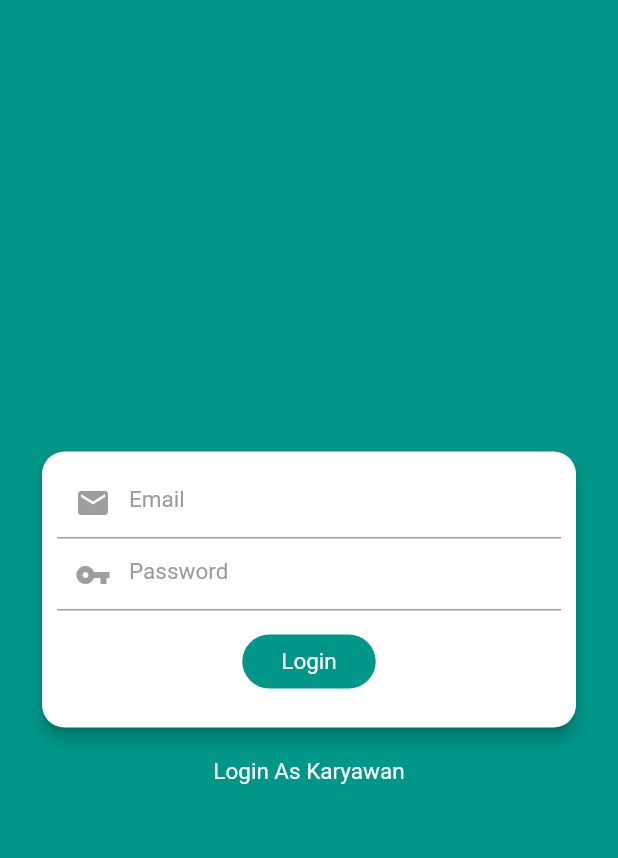
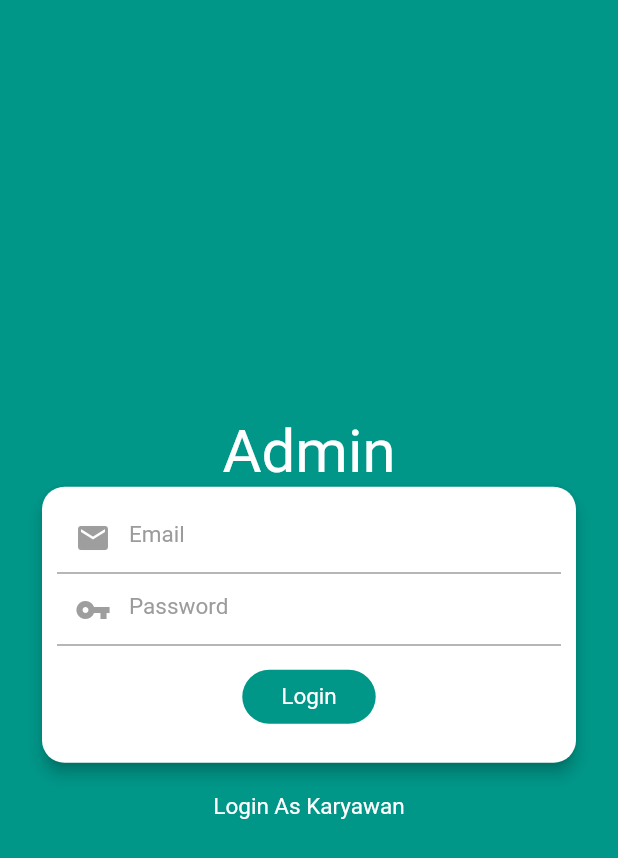
Before and after one commit to umarfakhr4y/projek_panur, a Flutter app: the screen it shows after launch, after a tap on "Login As Admin", on a phone screen of 412 x 824 dp. Shown: the top 858 px of the screen. Run offline on Flutter 3.47's test engine with Material 2 defaults, Android fonts, the phone set to English and light mode, and no system bars; our stand-ins replace date_format, flutter_datetime_picker, geolocator, shared_preferences; network calls fail.

Commit message:
nambah text di login

```diff
--- a/lib/admin/ui/uis.dart
+++ b/lib/admin/ui/uis.dart
@@ -4,6 +4,8 @@ import 'package:project_coba/splashscreen.dart';
 import 'package:flutter/material.dart';
 import 'package:flutter_datetime_picker/flutter_datetime_picker.dart';
 import 'package:date_format/date_format.dart';
+import '../../auth/login.dart';
+
 
 part 'dataKaryawan.dart';
 part 'admin.dart';
--- a/lib/auth/login.dart
+++ b/lib/auth/login.dart
@@ -101,6 +101,10 @@ class _LoginState extends State<Login> {
                 child: Column(
                   mainAxisAlignment: MainAxisAlignment.center,
                   children: <Widget>[
+                    Text("Karyawan", style: TextStyle(
+                      fontSize: 40,
+                      color: Colors.white,
+                    ),),
                     Card(
                       elevation: 4.0,
                       color: Colors.white,
--- a/lib/auth/loginAdmin.dart
+++ b/lib/auth/loginAdmin.dart
@@ -1,5 +1,7 @@
 import 'dart:convert';
+import 'dart:ui';
 import 'package:flutter/material.dart';
+// import 'package:html/dom.dart';
 import 'package:project_coba/admin/ui/uis.dart';
 import 'login.dart';
 // import 'package:project_coba/network_utils/api.dart';
@@ -102,6 +104,10 @@ class _LoginAdminState extends State<LoginAdmin> {
                 child: Column(
                   mainAxisAlignment: MainAxisAlignment.center,
                   children: <Widget>[
+                    Text("Admin", style: TextStyle(
+                      fontSize: 40,
+                      color: Colors.white,
+                    ),),
                     Card(
                       elevation: 4.0,
                       color: Colors.white,
```
Also changed, not shown: lib/admin/ui/admin.dart (+8 -2 lines).
